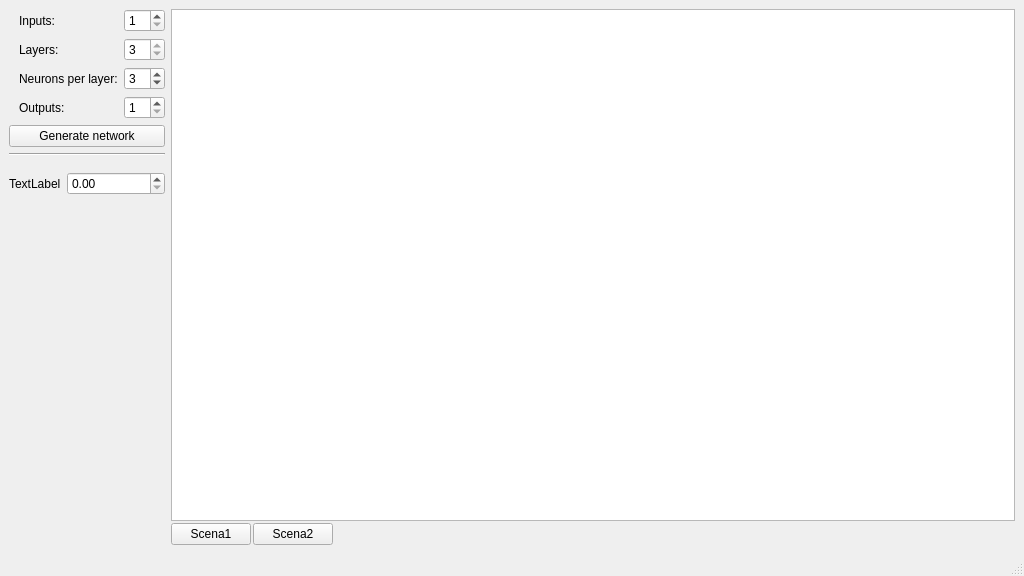
Before: the Qt Designer form mainwindow.ui in tomboy127/SSN_001, drawn with Qt 5.
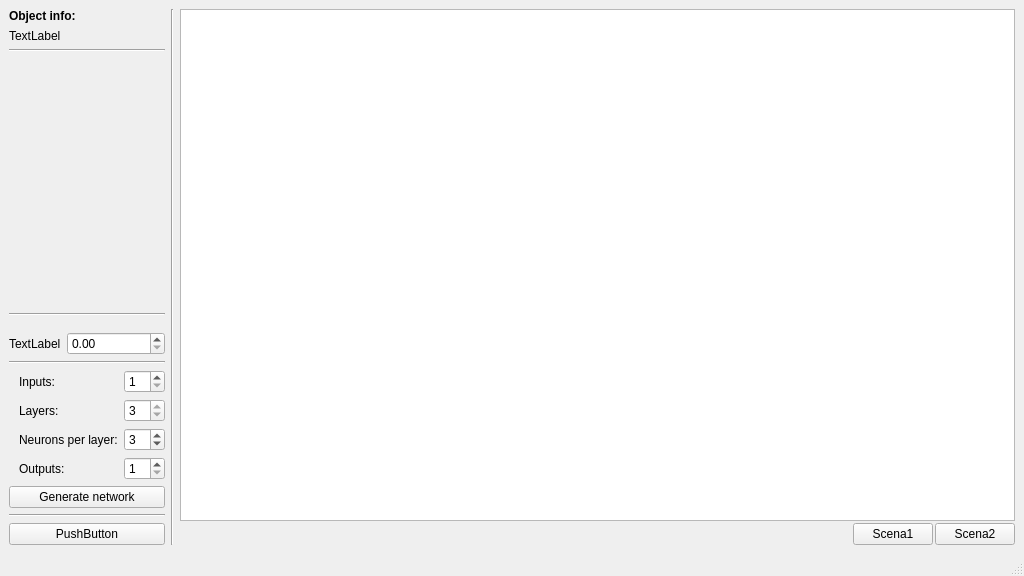
After: the same form once the commit is applied.

Commit message: Added signal-slot cell to info label

What changed in the file:
```diff
--- a/mainwindow.ui
+++ b/mainwindow.ui
@@ -26,6 +26,80 @@
       <property name="leftMargin">
        <number>0</number>
       </property>
+      <item>
+       <widget class="QLabel" name="label">
+        <property name="font">
+         <font>
+          <weight>75</weight>
+          <bold>true</bold>
+         </font>
+        </property>
+        <property name="text">
+         <string>Object info:</string>
+        </property>
+       </widget>
+      </item>
+      <item>
+       <widget class="QLabel" name="label_obj_info">
+        <property name="text">
+         <string>TextLabel</string>
+        </property>
+       </widget>
+      </item>
+      <item>
+       <widget class="Line" name="line_5">
+        <property name="orientation">
+         <enum>Qt::Horizontal</enum>
+        </property>
+       </widget>
+      </item>
+      <item>
+       <spacer name="verticalSpacer">
+        <property name="orientation">
+         <enum>Qt::Vertical</enum>
+        </property>
+        <property name="sizeHint" stdset="0">
+         <size>
+          <width>20</width>
+          <height>40</height>
+         </size>
+        </property>
+       </spacer>
+      </item>
+      <item>
+       <widget class="Line" name="line_3">
+        <property name="orientation">
+         <enum>Qt::Horizontal</enum>
+        </property>
+       </widget>
+      </item>
+      <item>
+       <layout class="QFormLayout" name="formLayout_2">
+        <property name="leftMargin">
+         <number>0</number>
+        </property>
+        <property name="topMargin">
+         <number>10</number>
+        </property>
+        <item row="0" column="0">
+         <widget class="QLabel" name="config_lab1">
+          <property name="text">
+           <string>TextLabel</string>
+          </property>
+         </widget>
+        </item>
+        <item row="0" column="1">
+         <widget class="QDoubleSpinBox" name="confsBox1"/>
+        </item>
+       </layout>
+      </item>
+      <item>
+       <widget class="Line" name="line">
+        <property name="orientation">
+         <enum>Qt::Horizontal</enum>
+        </property>
+       </widget>
+      </item>
       <item>
        <layout class="QFormLayout" name="formLayout">
         <property name="leftMargin">
@@ -121,47 +195,28 @@
        </widget>
       </item>
       <item>
-       <widget class="Line" name="line">
+       <widget class="Line" name="line_4">
         <property name="orientation">
          <enum>Qt::Horizontal</enum>
         </property>
        </widget>
       </item>
       <item>
-       <layout class="QFormLayout" name="formLayout_2">
-        <property name="leftMargin">
-         <number>0</number>
+       <widget class="QPushButton" name="pushButton">
+        <property name="text">
+         <string>PushButton</string>
         </property>
-        <property name="topMargin">
-         <number>10</number>
-        </property>
-        <item row="0" column="0">
-         <widget class="QLabel" name="config_lab1">
-          <property name="text">
-           <string>TextLabel</string>
-          </property>
-         </widget>
-        </item>
-        <item row="0" column="1">
-         <widget class="QDoubleSpinBox" name="confsBox1"/>
-        </item>
-       </layout>
-      </item>
-      <item>
-       <spacer name="verticalSpacer">
-        <property name="orientation">
-         <enum>Qt::Vertical</enum>
-        </property>
-        <property name="sizeHint" stdset="0">
-         <size>
-          <width>20</width>
-          <height>40</height>
-         </size>
-        </property>
-       </spacer>
+       </widget>
       </item>
      </layout>
     </item>
+    <item>
+     <widget class="Line" name="line_2">
+      <property name="orientation">
+       <enum>Qt::Vertical</enum>
+      </property>
+     </widget>
+    </item>
     <item>
      <layout class="QVBoxLayout" name="verticalLayout">
       <property name="spacing">
@@ -200,20 +255,6 @@
       </item>
       <item>
        <layout class="QHBoxLayout" name="horizontalLayout">
-        <item>
-         <widget class="QPushButton" name="btn_scene_change_1">
-          <property name="text">
-           <string>Scena1</string>
-          </property>
-         </widget>
-        </item>
-        <item>
-         <widget class="QPushButton" name="btn_scene_change_2">
-          <property name="text">
-           <string>Scena2</string>
-          </property>
-         </widget>
-        </item>
         <item>
          <spacer name="horizontalSpacer_2">
           <property name="orientation">
@@ -227,6 +268,20 @@
           </property>
          </spacer>
         </item>
+        <item>
+         <widget class="QPushButton" name="btn_scene_change_1">
+          <property name="text">
+           <string>Scena1</string>
+          </property>
+         </widget>
+        </item>
+        <item>
+         <widget class="QPushButton" name="btn_scene_change_2">
+          <property name="text">
+           <string>Scena2</string>
+          </property>
+         </widget>
+        </item>
        </layout>
       </item>
      </layout>
```
The commit also changes 12 other files.
